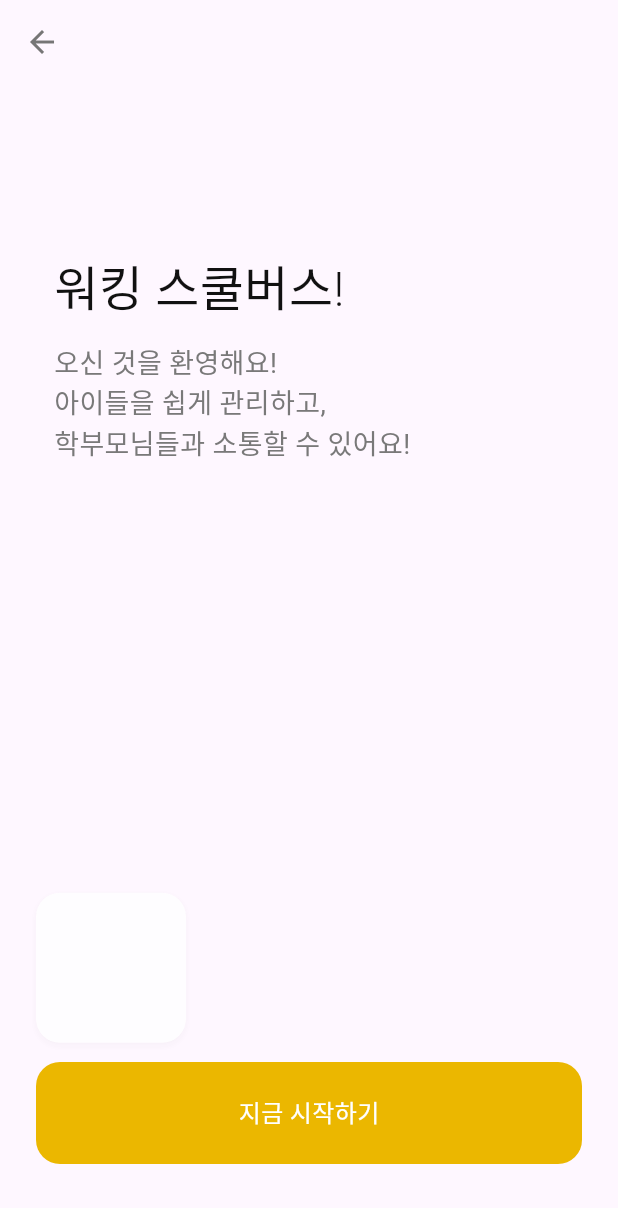
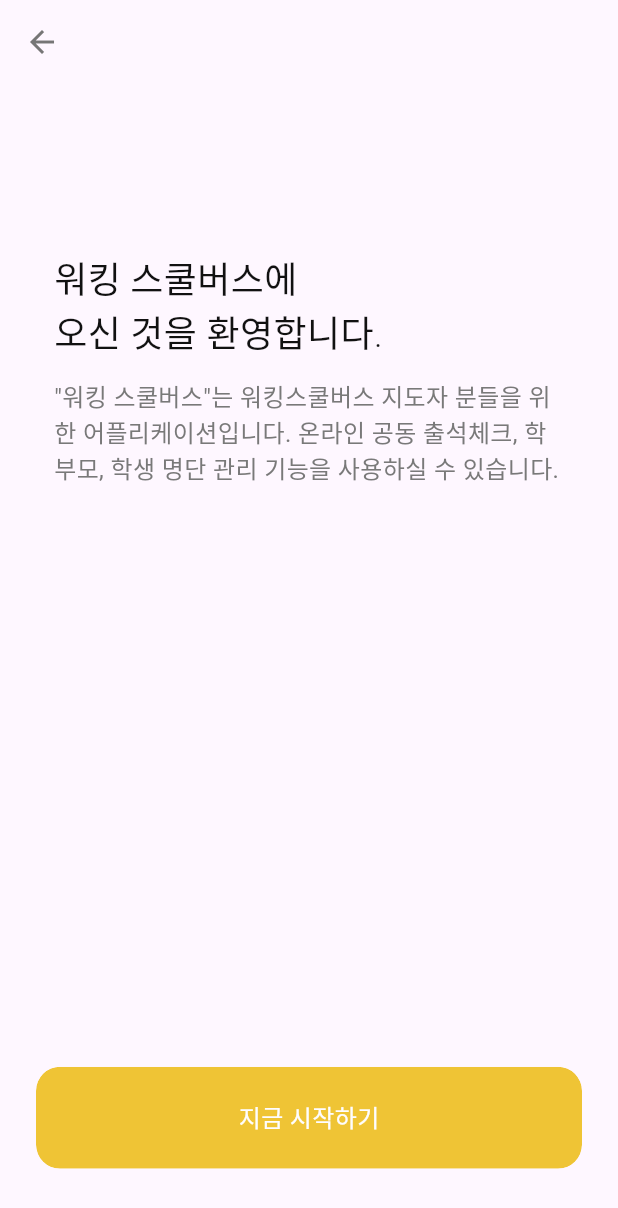
Before and after one commit to jjungoori/new_walking, a Flutter app: the screen it shows after launch, after a tap on "/login", on a phone screen of 412 x 824 dp. Shown: the top 1208 px of the screen. Run offline on Flutter 3.47's test engine with Material 3 defaults, Android fonts, the phone set to English and light mode, and no system bars; our stand-ins replace firebase_auth, firebase_core, get, rive; missing offline and left inert: kakao_flutter_sdk_user; accounts and stored records are empty; network calls fail; Roboto replaces fonts that are missing (Pretendard); statements that could not run were skipped; project files that could hold a hidden picture were left out.

Commit message:
kakao auth

```diff
--- a/lib/Controllers/authController.dart
+++ b/lib/Controllers/authController.dart
@@ -0,0 +1,75 @@
+import 'package:get/get.dart';
+import 'package:kakao_flutter_sdk_user/kakao_flutter_sdk_user.dart';
+import 'package:firebase_auth/firebase_auth.dart' as auth;
+import 'package:flutter/material.dart';
+
+class KakaoLoginController extends GetxController {
+  static KakaoLoginController get to => Get.find();
+
+  final RxBool isLoading = false.obs;
+  final RxBool isLoggedIn = false.obs;
+
+  @override
+  void onInit() {
+    super.onInit();
+    _checkLoginStatus(); // 앱 실행 시 로그인 상태 확인
+  }
+
+  Future<void> _checkLoginStatus() async {
+    print("로그인 상태 확인 중...");
+    isLoading.value = true; // 로딩 상태 활성화
+
+    try {
+      // Firebase 사용자 확인
+      final user = auth.FirebaseAuth.instance.currentUser;
+
+      if (user != null) {
+        print("로그인된 사용자: ${user.email ?? user.displayName}");
+        isLoggedIn.value = true;
+        Get.offAllNamed('/home'); // 홈 화면으로 이동
+      } else {
+        isLoggedIn.value = false;
+      }
+    } catch (error) {
+      print("로그인 상태 확인 오류: $error");
+      isLoggedIn.value = false;
+    } finally {
+      isLoading.value = false; // 로딩 상태 비활성화
+    }
+  }
+
+  Future<void> loginWithKakao() async {
+    print("카카오 로그인 시도");
+    try {
+      isLoading.value = true; // 로딩 상태 활성화
+
+      // 카카오 로그인
+      OAuthToken token = await UserApi.instance.loginWithKakaoAccount();
+
+      // Firebase OAuthProvider를 통해 인증
+      var provider = auth.OAuthProvider('oidc.kakao');
+      var credential = provider.credential(
+        idToken: token.idToken, // OpenID Connect 활성화 필요
+        accessToken: token.accessToken,
+      );
+
+      // Firebase에 사용자 로그인
+      await auth.FirebaseAuth.instance.signInWithCredential(credential);
+
+      // 로그인 성공 시 홈 화면으로 이동
+      Get.offAllNamed('/home');
+    } catch (error) {
+      // 에러 처리
+      print(error);
+      Get.snackbar(
+        '로그인 실패',
+        '카카오 계정으로 로그인 중 문제가 발생했습니다: $error',
+        snackPosition: SnackPosition.BOTTOM,
+        backgroundColor: Colors.redAccent,
+        colorText: Colors.white,
+      );
+    } finally {
+      isLoading.value = false; // 로딩 상태 비활성화
+    }
+  }
+}
--- a/lib/Controllers/busDataController.dart
+++ b/lib/Controllers/busDataController.dart
@@ -1,6 +1,6 @@
 import 'package:get/get.dart';
 
-class BusDataController extends GetxController {
+class BusDataController extends GetxService {
   static BusDataController get to => Get.find();
   var busData = [].obs;
   // var busDataLength = 0.obs;
--- a/lib/datas.dart
+++ b/lib/datas.dart
@@ -36,7 +36,7 @@ class ColorDatas{
 class TextDatas{
   static const TextStyle title = TextStyle(
       fontFamily: 'Pretendard',
-      fontSize: 32,
+      fontSize: 24,
       fontWeight: FontWeight.w300,
       color: ColorDatas.onBackground
     // fontWeight: FontWeight.w600
@@ -52,7 +52,7 @@ class TextDatas{
 
   static const TextStyle subtitle = TextStyle(
       fontFamily: 'Pretendard',
-      fontSize: 24,
+      fontSize: 20,
       fontWeight: FontWeight.w200,
       color: ColorDatas.onBackground
     // fontWeight: FontWeight.w600
@@ -60,20 +60,20 @@ class TextDatas{
 
   static const TextStyle description = TextStyle(
       fontFamily: 'Pretendard',
-      fontSize: 18,
+      fontSize: 16,
       color: ColorDatas.onBackgroundSoft
   );
 
   static const TextStyle bottomButton = TextStyle(
       fontFamily: 'Pretendard',
-      fontSize: 24,
+      fontSize: 20,
       fontWeight: FontWeight.w300,
       color: ColorDatas.onPrimaryTitle
   );
 
   static const TextStyle importantText = TextStyle(
       fontFamily: 'Pretendard',
-      fontSize: 18,
+      fontSize: 20,
       fontWeight: FontWeight.w400,
       color: ColorDatas.onBackground
     // fontWeight: FontWeight.w600
--- a/lib/main.dart
+++ b/lib/main.dart
@@ -1,5 +1,7 @@
+import 'package:firebase_core/firebase_core.dart';
 import 'package:flutter/material.dart';
 import 'package:get/get.dart';
+import 'package:kakao_flutter_sdk_user/kakao_flutter_sdk_user.dart';
 import 'package:new_walking/Controllers/busDataController.dart';
 import 'package:new_walking/pages/busSelectionPage.dart';
 import 'package:new_walking/pages/homePage.dart';
@@ -7,9 +9,22 @@ import 'package:new_walking/pages/loginPage.dart';
 import 'package:new_walking/pages/splashPage.dart';
 import 'package:new_walking/pages/widgetsPage.dart';
 import 'package:new_walking/root.dart';
+import 'package:new_walking/Controllers/authController.dart';
+import 'firebase_options.dart';
 
-void main() {
+
+void main() async{
+  WidgetsFlutterBinding.ensureInitialized();
+  KakaoSdk.init(
+    nativeAppKey: 'a1c9777515879c04248d1ba76bfc85c0',
+    javaScriptAppKey: 'e6ed79e07f29727292874a8bb2508dc4',
+  );
+  await Firebase.initializeApp(
+    options: DefaultFirebaseOptions.currentPlatform,
+  );
   Get.put(BusDataController());
+  Get.put(KakaoLoginController());
+  print(await KakaoSdk.origin);
   runApp(const MyApp());
 }
 
--- a/lib/pages/loginPage.dart
+++ b/lib/pages/loginPage.dart
@@ -1,4 +1,5 @@
 import 'package:flutter/material.dart';
+import 'package:new_walking/Controllers/authController.dart';
 import 'package:new_walking/datas.dart';
 import 'package:new_walking/pages/splashPage.dart';
 import 'package:new_walking/widgets/animations.dart';
@@ -41,14 +42,14 @@ class _LoginPageState extends State<LoginPage> {
                     ),
                     SizedBox(height: 32),
                     MyOpacityRisingWidget(
-                      child: Text("워킹 스쿨버스!",
+                      child: Text("워킹 스쿨버스에\n오신 것을 환영합니다.",
                           style: TextDatas.title
                       ),
                       startTime: 300,
                     ),
                     SizedBox(height: 12),
                     MyOpacityRisingWidget(
-                      child: Text("오신 것을 환영해요!\n아이들을 쉽게 관리하고,\n학부모님들과 소통할 수 있어요!",
+                      child: Text('"워킹 스쿨버스"는 워킹스쿨버스 지도자 분들을 위한 어플리케이션입니다. 온라인 공동 출석체크, 학부모, 학생 명단 관리 기능을 사용하실 수 있습니다.',
                           style: TextDatas.description
                       ),
                       startTime: 500,
@@ -57,29 +58,33 @@ class _LoginPageState extends State<LoginPage> {
                 ),
               ),
               Expanded(child: SizedBox()),
+              // MyOpacityRisingWidget(
+              //   startTime: 900,
+              //   child: Container(
+              //     width: 100,
+              //     height: 100,
+              //     decoration: BoxDecoration(
+              //       color: Colors.white,
+              //       borderRadius: DefaultDatas.borderRadius,
+              //       boxShadow: [
+              //         BoxShadow(
+              //           color: ColorDatas.shadow,
+              //           offset: Offset(0, 2),
+              //           blurRadius: 4,
+              //         )
+              //       ].toList()
+              //     ),
+              //   ),
+              // ),
+              SizedBox(height: 16),
               MyOpacityRisingWidget(
                 startTime: 900,
-                child: Container(
-                  width: 100,
-                  height: 100,
-                  decoration: BoxDecoration(
-                    color: Colors.white,
-                    borderRadius: DefaultDatas.borderRadius,
-                    boxShadow: [
-                      BoxShadow(
-                        color: ColorDatas.shadow,
-                        offset: Offset(0, 2),
-                        blurRadius: 4,
-                      )
-                    ].toList()
-                  ),
-                ),
-              ),
-              SizedBox(height: 16),
-              SizedBox(
+                child: SizedBox(
                   width: double.infinity,
                   child: MyAnimatedButton(
-                  onPressed: (){},
+                    onPressed: (){
+                      KakaoLoginController.to.loginWithKakao();
+                    },
                     child: Center(
                       child: Padding(
                         padding: DefaultDatas.buttonPadding,
@@ -94,6 +99,7 @@ class _LoginPageState extends State<LoginPage> {
                     color: ColorDatas.secondary,
                   ),
                 ),
+              ),
               SizedBox(height: 8),
             ],
           ),
--- a/lib/widgets/animations.dart
+++ b/lib/widgets/animations.dart
@@ -86,10 +86,12 @@ class _MyMaskRisingWidgetState extends State<MyMaskRisingWidget> with SingleTick
 class MyOpacityRisingWidget extends StatefulWidget {
   final Widget child;
   final int startTime; // 애니메이션 시작 시간 (초 단위)
+  VoidCallback? onEnd;
 
   MyOpacityRisingWidget({
     required this.child,
     required this.startTime,
+    this.onEnd
   });
 
   @override
@@ -124,7 +126,9 @@ class _MyOpacityRisingWidgetState extends State<MyOpacityRisingWidget> with Sing
 
     // 딜레이 후 애니메이션 시작
     Future.delayed(Duration(milliseconds: widget.startTime), () {
-      _controller.forward();
+      _controller.forward().then((value){
+        if(widget.onEnd != null) widget.onEnd!();
+      });
     });
   }
 
--- a/lib/widgets/buttons.dart
+++ b/lib/widgets/buttons.dart
@@ -139,9 +139,7 @@ class MySquareButton extends StatelessWidget {
   }
 }
 
-
 class MyAnimatedButton extends StatefulWidget {
-  // final Widget child;
   final VoidCallback onPressed;
   final Widget child;
   final Color color;
@@ -153,14 +151,15 @@ class MyAnimatedButton extends StatefulWidget {
     required this.child,
     required this.color,
     this.gradient,
-    this.shadows
+    this.shadows,
   });
 
   @override
   _MyAnimatedButtonState createState() => _MyAnimatedButtonState();
 }
 
-class _MyAnimatedButtonState extends State<MyAnimatedButton> with SingleTickerProviderStateMixin {
+class _MyAnimatedButtonState extends State<MyAnimatedButton>
+    with SingleTickerProviderStateMixin {
   late AnimationController _controller;
   late Animation<double> _scaleDownAnimation;
   late Animation<double> _scaleUpAnimation;
@@ -168,15 +167,14 @@ class _MyAnimatedButtonState extends State<MyAnimatedButton> with SingleTickerPr
 
   @override
   void initState() {
+    super.initState();
+
     double targetSize = 0.9; // 버튼이 작아지는 정도
-    super.initState();
-// 애니메이션 컨트롤러 생성
     _controller = AnimationController(
       vsync: this,
-      duration: Duration(milliseconds: 500), // 애니메이션 속도 설정
+      duration: Duration(milliseconds: 500),
     );
 
-    // 애니메이션 설정 (두 개의 Tween을 사용)
     _scaleDownAnimation = Tween<double>(begin: 1.0, end: targetSize).animate(
       CurvedAnimation(parent: _controller, curve: Curves.easeOutCirc),
     );
@@ -187,21 +185,34 @@ class _MyAnimatedButtonState extends State<MyAnimatedButton> with SingleTickerPr
   }
 
   void _onTapDown(TapDownDetails details) {
-    // 버튼을 눌렀을 때 애니메이션 시작 (스케일 다운)
+    if (mounted) {
       reverse = false;
-    if (true) {
-      _controller.forward(from: 0.0);  // 애니메이션을 처음부터 시작
+      _controller.forward(from: 0.0); // 애니메이션을 처음부터 시작
     }
   }
 
-
   void _onTapCancel() {
-    // 버튼이 취소되었을 때 애니메이션 되돌리기
+    if (mounted) {
+      Future.delayed(Duration(milliseconds: 30), () {
+        if (mounted) { // mounted 상태를 다시 확인
           reverse = true;
-    if (true) {
-      _controller.forward(from: 0.0);  // 애니메이션을 처음부터 시작 (스케일 업)
+          _controller.forward(from: 0.0);
+        }
+      });
     }
   }
+
+  void _onTapUp() {
+    if (mounted) {
+      Future.delayed(Duration(milliseconds: 30), () {
+        if (mounted) { // mounted 상태를 다시 확인
+          reverse = true;
+          _controller.forward(from: 0.0);
+        }
+      });
+    }
+  }
+
   @override
   Widget build(BuildContext context) {
     return SizedBox(
@@ -209,16 +220,16 @@ class _MyAnimatedButtonState extends State<MyAnimatedButton> with SingleTickerPr
         animation: _controller,
         builder: (context, child) {
           return Transform.scale(
-            scale: !reverse
-                ? _scaleDownAnimation.value
-                : _scaleUpAnimation.value,
+            scale: !reverse ? _scaleDownAnimation.value : _scaleUpAnimation.value,
             child: ClipRRect(
-              borderRadius: DefaultDatas.borderRadius, // 버튼 경계에 맞게 설정
+              borderRadius: DefaultDatas.borderRadius,
+              child: Material(
+                color: Colors.transparent,
                 child: InkWell(
                   onTap: widget.onPressed,
-                onTapDown: (details) => _onTapDown(details),
-                onTapUp: (details) => _onTapCancel(),
-                onTapCancel: () => _onTapCancel(),
+                  onTapDown: _onTapDown,
+                  onTapUp: (details) => _onTapUp(),
+                  onTapCancel: _onTapCancel,
                   borderRadius: DefaultDatas.borderRadius,
                   splashColor: ColorDatas.splashColor,
                   child: Ink(
@@ -233,12 +244,12 @@ class _MyAnimatedButtonState extends State<MyAnimatedButton> with SingleTickerPr
                   ),
                 ),
               ),
+            ),
           );
         },
       ),
     );
   }
-
 
   @override
   void dispose() {
@@ -328,9 +339,8 @@ class MyAnimatedAddButton extends StatelessWidget {
             ),
             SizedBox(width: 18,),
             Text("버스 추가하기",
-                style: TextDatas.title.copyWith(
+                style: TextDatas.description.copyWith(
                     color: only ? ColorDatas.onPrimaryTitle : ColorDatas.onBackgroundSoft,
-                    fontSize: 16
                 )
             )
           ],
@@ -367,9 +377,8 @@ class MyAnimatedBusButton extends StatelessWidget {
               // ),
               // SizedBox(width: 18,),
               Text(title,
-                  style: TextDatas.title.copyWith(
+                  style: TextDatas.description.copyWith(
                       color: ColorDatas.onPrimaryTitle,
-                      fontSize: 18
                   )
               )
             ],
--- a/pubspec.yaml
+++ b/pubspec.yaml
@@ -38,6 +38,9 @@ dependencies:
   get:
 #  lottie:
   rive:
+  firebase_core:
+  firebase_auth:
+  kakao_flutter_sdk_user: ^1.9.2
 
 dev_dependencies:
   flutter_test:
@@ -87,7 +90,6 @@ flutter:
           weight: 400
         - asset: assets/fonts/Pretendard-ExtraBold.otf
           weight: 500
-#        - asset: assets/fonts/Pretendard-Light.otf
         - asset: assets/fonts/Pretendard-Medium.otf
           weight: 200
         - asset: assets/fonts/Pretendard-SemiBold.otf
```
Also changed, not shown: lib/pages/busSelectionPage.dart (+38 -15 lines), lib/pages/splashPage.dart (+8 -0 lines), firebase.json (added), lib/firebase_options.dart (added), pubspec.lock, 6 other files. Lines whose indentation alone changed are shown as unchanged.
